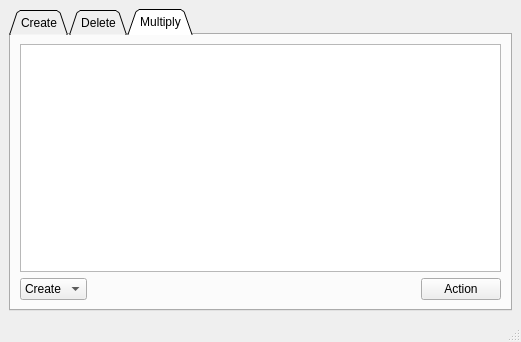
Before: the Qt Designer form createrfilespage.ui in Kaio1394/ui-application-create-delete-files-directory, drawn with Qt 5.
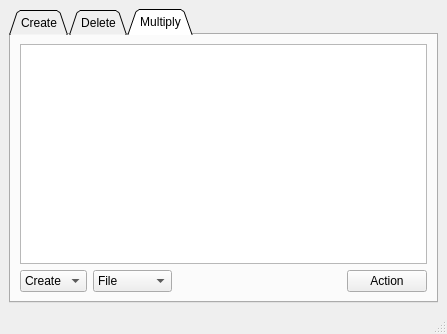
After: the same form once the commit is applied.

```diff
--- a/createrfilespage.ui
+++ b/createrfilespage.ui
@@ -6,8 +6,8 @@
    <rect>
     <x>0</x>
     <y>0</y>
-    <width>521</width>
-    <height>342</height>
+    <width>447</width>
+    <height>334</height>
    </rect>
   </property>
   <property name="windowTitle">
@@ -385,6 +385,20 @@
             </item>
            </widget>
           </item>
+          <item>
+           <widget class="QComboBox" name="type_combobox">
+            <item>
+             <property name="text">
+              <string>File</string>
+             </property>
+            </item>
+            <item>
+             <property name="text">
+              <string>Directory</string>
+             </property>
+            </item>
+           </widget>
+          </item>
           <item>
            <spacer name="horizontalSpacer_13">
             <property name="orientation">
```
Left out of the diff: 2 changed lines with no effect on the pictures.
